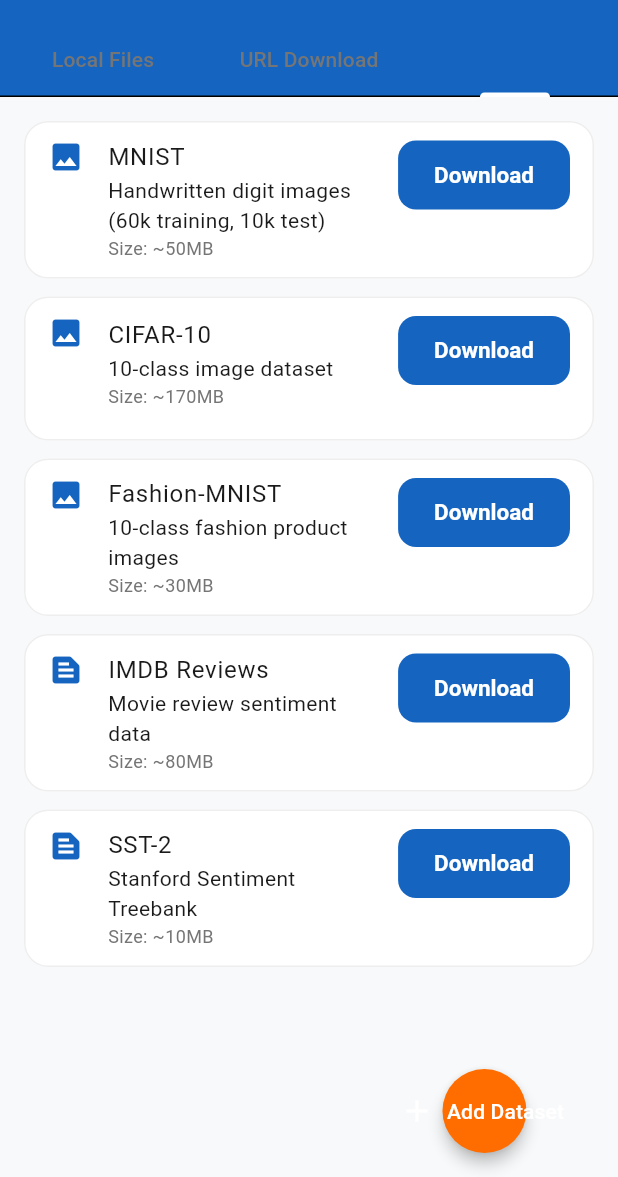
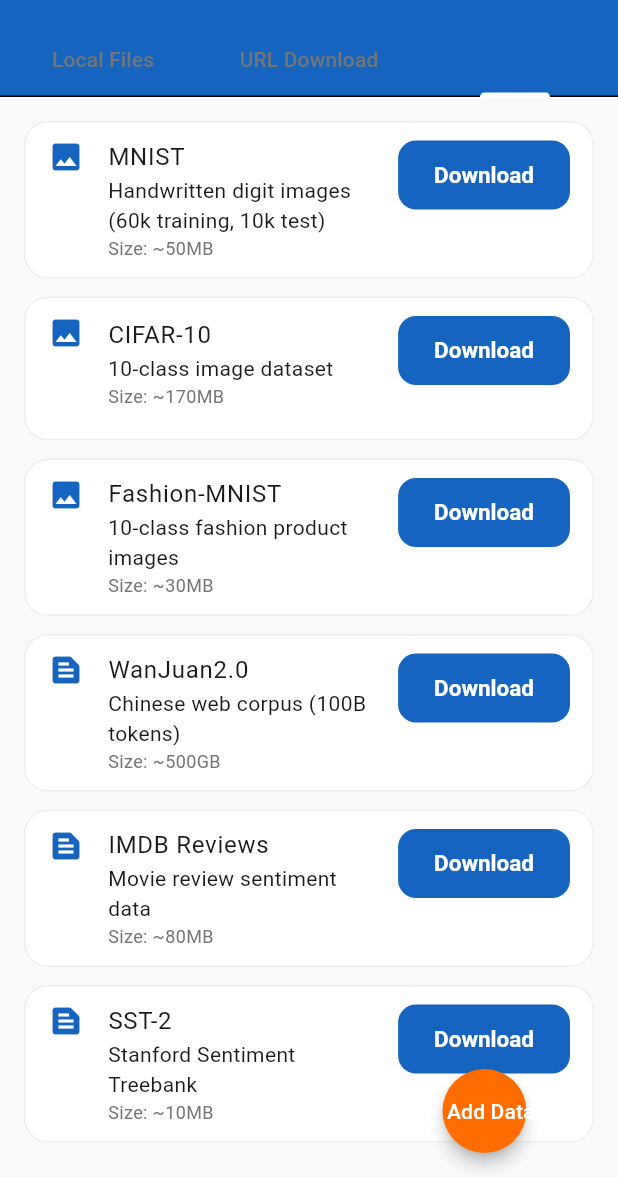
Before and after one commit to s12mcOvO/ArtificialFlash, a Flutter app: the DataPage screen opened directly, tab 3 chosen, on a phone screen of 412 x 824 dp, the part 59-1236 px from its top. Run offline on Flutter 3.47's test engine with Material 3 defaults, Android fonts, the phone set to English and light mode, and no system bars; our stand-ins replace cross_file, dio, equatable, file_picker, fl_chart, flutter_riverpod and 1 more; missing offline and left inert: desktop_drop; accounts and stored records are empty.

Commit message:
Add WanJuan2.0 built-in dataset
- Add WanJuan2.0 Chinese web corpus to built-in datasets
- Dataset size ~500GB from OpenDataLab

```diff
--- a/lib/presentation/pages/data_page.dart
+++ b/lib/presentation/pages/data_page.dart
@@ -666,6 +666,12 @@
         'size': '~30MB',
       },
       {
+        'name': 'WanJuan2.0',
+        'description': 'Chinese web corpus (100B tokens)',
+        'type': 'text',
+        'size': '~500GB',
+      },
+      {
         'name': 'IMDB Reviews',
         'description': 'Movie review sentiment data',
         'type': 'text',
--- a/lib/presentation/providers/dataset_provider.dart
+++ b/lib/presentation/providers/dataset_provider.dart
@@ -63,6 +63,10 @@
       'url':
           'http://fashion-mnist.s3-website.eu-central-1.amazonaws.com/train-images-idx3-ubyte.gz',
       'size': 26,
+    },
+    'WanJuan2.0': {
+      'url': 'https://opendatalab.org.cn/OpenDataLab/WanJuanCC',
+      'size': 500000,
     },
     'IMDB Reviews': {
       'url': 'http://ai.stanford.edu/~amaas/data/sentiment/aclImdb_v1.tar.gz',
```
